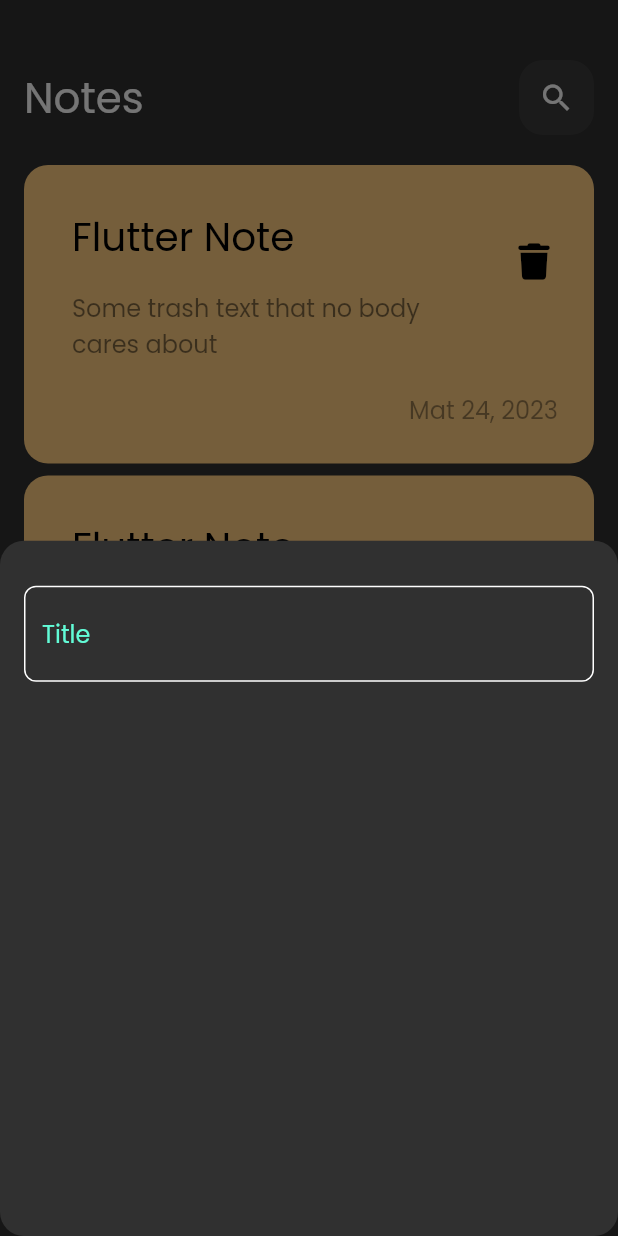
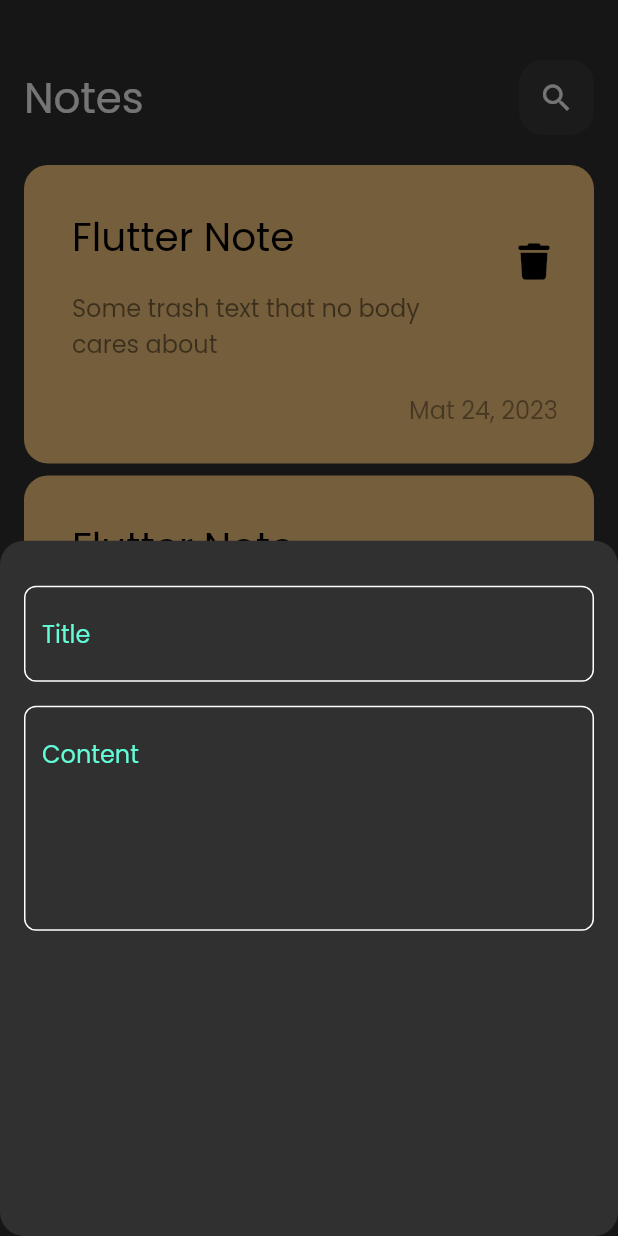
Before and after one commit to Abd-HM/Notes-App, a Flutter app: the screen it shows after launch, after a tap on the "add" icon, on a phone screen of 412 x 824 dp. Run offline on Flutter 3.47's test engine with Material 2 defaults, Android fonts, the phone set to English and light mode, and no system bars; our stand-ins replace font_awesome_flutter.

Commit message:
add field to note button sheet

```diff
--- a/lib/views/widgets/add_note_button_sheet.dart
+++ b/lib/views/widgets/add_note_button_sheet.dart
@@ -13,7 +13,14 @@ class AddNoteButtonSheet extends StatelessWidget {
           SizedBox(
             height: 30,
           ),
-          CustomeTextField(),
+          CustomeTextField(hint: 'Title'),
+          SizedBox(
+            height: 16,
+          ),
+          CustomeTextField(
+            hint: 'Content',
+            maxLines: 5,
+          ),
         ],
       ),
     );
--- a/lib/views/widgets/custome_text_field.dart
+++ b/lib/views/widgets/custome_text_field.dart
@@ -2,14 +2,17 @@ import 'package:flutter/material.dart';
 import 'package:notes_app/constants.dart';
 
 class CustomeTextField extends StatelessWidget {
-  const CustomeTextField({super.key});
+  const CustomeTextField({super.key, required this.hint, this.maxLines = 1});
+  final String hint;
+  final int maxLines;
 
   @override
   Widget build(BuildContext context) {
     return TextField(
       cursorColor: kPrimaryColor,
+      maxLines: maxLines,
       decoration: InputDecoration(
-        hintText: 'Title',
+        hintText: hint,
         hintStyle: const TextStyle(color: kPrimaryColor),
         border: buildBorder(),
         enabledBorder: buildBorder(),
```
